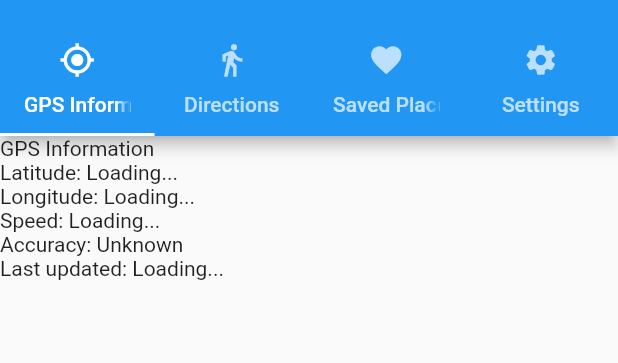
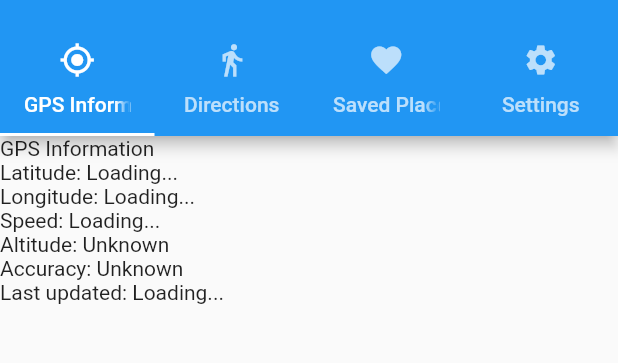
Before and after one commit to chrisnorman7/crowflight, a Flutter app: the screen it shows after launch, on a phone screen of 412 x 824 dp, the part 59-422 px from its top. Run offline on Flutter 3.47's test engine with Material 2 defaults, Android fonts, the phone set to English and light mode, and no system bars; our stand-ins replace location.

Commit message:
Added altitude.

```diff
--- a/CrowFlight/lib/tabs/gps.dart
+++ b/CrowFlight/lib/tabs/gps.dart
@@ -3,6 +3,7 @@ import 'package:flutter/material.dart';
 import 'package:location/location.dart';
 
 import '../constants.dart';
+import '../utils.dart';
 import 'base.dart';
 
 class GpsTab extends StatefulWidget {
@@ -14,6 +15,7 @@ class GpsTabState extends State<GpsTab> {
   static double latitude;
   static double longitude;
   static double speed;
+  static double altitude;
   static double accuracy;
   static int lastUpdated;
   static String lastUpdatedString = 'Loading...';
@@ -53,6 +55,7 @@ class GpsTabState extends State<GpsTab> {
       speedString = '${kilometresPerHour.toStringAsFixed(2)} km/h';
     }
     final Text speedWidget = Text('Speed: $speedString');
+    final Text altitudeWidget = Text('Altitude: ${altitude == null ? "Unknown" : distanceToString(altitude)}');
     String accuracyString;
     if (accuracy == null) {
       accuracyString = 'Unknown';
@@ -66,6 +69,7 @@ class GpsTabState extends State<GpsTab> {
       latitudeWidget,
       longitudeWidget,
       speedWidget,
+      altitudeWidget,
       accuracyWidget,
       lastUpdatedWidget
     ];
```
Also changed, not shown: CrowFlight/lib/utils.dart (added, +7 -0 lines).
